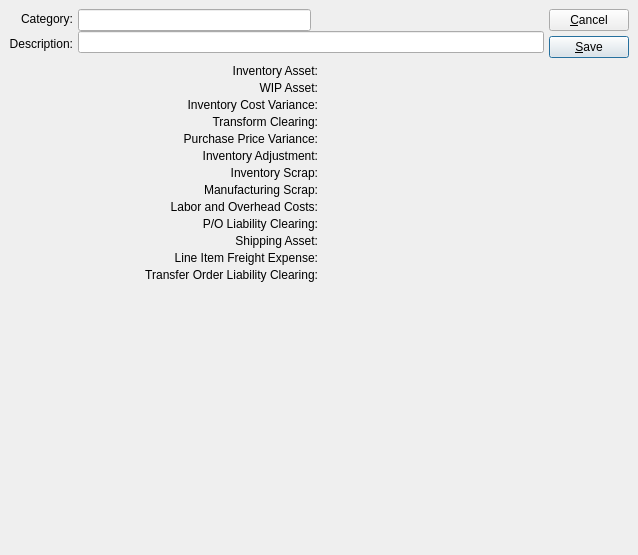
First picture: the form in xtuple/trunk/guiclient/costCategory.ui, repository WooodHead/xtuple, before the edit.
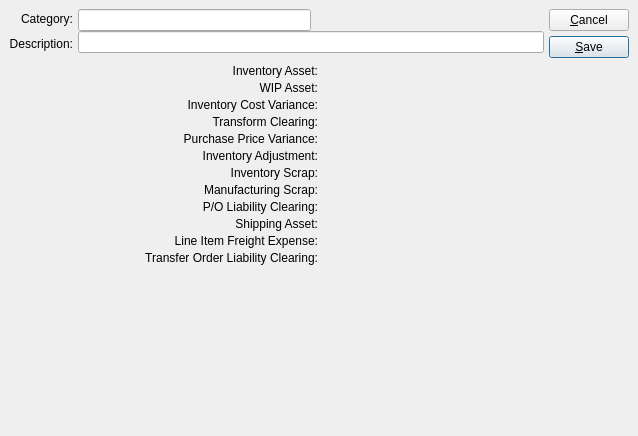
Second picture: the form after the edit. Custom widgets are drawn as their Qt base class.

The edit to the form file:
```diff
--- a/xtuple/trunk/guiclient/costCategory.ui
+++ b/xtuple/trunk/guiclient/costCategory.ui
@@ -8,41 +8,41 @@
 is available at www.xtuple.com/CPAL.  By using this software, you agree
 to be bound by its terms.</comment>
  <class>costCategory</class>
- <widget class="QDialog" name="costCategory" >
-  <property name="geometry" >
+ <widget class="QDialog" name="costCategory">
+  <property name="geometry">
    <rect>
     <x>0</x>
     <y>0</y>
     <width>638</width>
-    <height>555</height>
+    <height>436</height>
    </rect>
   </property>
   <property name="windowTitle" >
    <string>Cost Category</string>
   </property>
-  <layout class="QVBoxLayout" >
-   <property name="margin" >
-    <number>9</number>
-   </property>
-   <property name="spacing" >
+  <layout class="QVBoxLayout">
+   <property name="spacing">
     <number>0</number>
    </property>
+   <property name="margin">
+    <number>9</number>
+   </property>
    <item>
-    <layout class="QVBoxLayout" >
-     <property name="margin" >
-      <number>0</number>
-     </property>
-     <property name="spacing" >
+    <layout class="QVBoxLayout">
+     <property name="spacing">
       <number>6</number>
      </property>
+     <property name="margin">
+      <number>0</number>
+     </property>
      <item>
-      <layout class="QHBoxLayout" >
-       <property name="margin" >
-        <number>0</number>
-       </property>
-       <property name="spacing" >
+      <layout class="QHBoxLayout">
+       <property name="spacing">
         <number>5</number>
        </property>
+       <property name="margin">
+        <number>0</number>
+       </property>
        <item>
         <layout class="QVBoxLayout" >
          <property name="margin" >
@@ -52,21 +52,21 @@
           <number>0</number>
          </property>
          <item>
-          <layout class="QHBoxLayout" >
-           <property name="margin" >
-            <number>0</number>
-           </property>
-           <property name="spacing" >
+          <layout class="QHBoxLayout">
+           <property name="spacing">
             <number>5</number>
            </property>
+           <property name="margin">
+            <number>0</number>
+           </property>
            <item>
-            <layout class="QVBoxLayout" >
-             <property name="margin" >
-              <number>0</number>
-             </property>
-             <property name="spacing" >
+            <layout class="QVBoxLayout">
+             <property name="spacing">
               <number>5</number>
              </property>
+             <property name="margin">
+              <number>0</number>
+             </property>
              <item>
               <widget class="QLabel" name="_categoryLit" >
                <property name="text" >
@@ -160,13 +160,13 @@
           <number>0</number>
          </property>
          <item>
-          <layout class="QVBoxLayout" >
-           <property name="margin" >
-            <number>0</number>
-           </property>
-           <property name="spacing" >
+          <layout class="QVBoxLayout">
+           <property name="spacing">
             <number>5</number>
            </property>
+           <property name="margin">
+            <number>0</number>
+           </property>
            <item>
             <widget class="QPushButton" name="_close" >
              <property name="text" >
@@ -256,8 +256,8 @@
        <item row="4" column="1" >
         <widget class="GLCluster" name="_purchasePrice" />
        </item>
-       <item row="9" column="1" >
-        <widget class="GLCluster" name="_liability" />
+       <item row="8" column="1">
+        <widget class="GLCluster" name="_liability"/>
        </item>
        <item row="6" column="1" >
         <widget class="GLCluster" name="_invScrap" />
@@ -265,9 +265,9 @@
        <item row="7" column="1" >
         <widget class="GLCluster" name="_mfgScrap" />
        </item>
-       <item row="9" column="0" >
-        <widget class="QLabel" name="_poLiabilityClearingLit" >
-         <property name="text" >
+       <item row="8" column="0">
+        <widget class="QLabel" name="_poLiabilityClearingLit">
+         <property name="text">
           <string>P/O Liability Clearing:</string>
          </property>
          <property name="alignment" >
@@ -278,8 +278,8 @@
        <item row="0" column="1" >
         <widget class="GLCluster" name="_asset" />
        </item>
-       <item row="10" column="1" >
-        <widget class="GLCluster" name="_shippingAsset" />
+       <item row="9" column="1">
+        <widget class="GLCluster" name="_shippingAsset"/>
        </item>
        <item row="1" column="0" >
         <widget class="QLabel" name="_wipAssetLit" >
@@ -327,22 +327,12 @@
          </property>
         </widget>
        </item>
-       <item row="11" column="1" >
-        <widget class="GLCluster" name="_freight" />
+       <item row="10" column="1">
+        <widget class="GLCluster" name="_freight"/>
        </item>
-       <item row="8" column="0" >
-        <widget class="QLabel" name="_laborAndOverheadClearingLit" >
-         <property name="text" >
-          <string>Labor and Overhead Costs:</string>
-         </property>
-         <property name="alignment" >
-          <set>Qt::AlignRight|Qt::AlignTrailing|Qt::AlignVCenter</set>
-         </property>
-        </widget>
-       </item>
-       <item row="4" column="0" >
-        <widget class="QLabel" name="_purchasePriceVarianceLit" >
-         <property name="text" >
+       <item row="4" column="0">
+        <widget class="QLabel" name="_purchasePriceVarianceLit">
+         <property name="text">
           <string>Purchase Price Variance:</string>
          </property>
          <property name="alignment" >
@@ -350,9 +340,9 @@
          </property>
         </widget>
        </item>
-       <item row="11" column="0" >
-        <widget class="QLabel" name="_freightLit" >
-         <property name="text" >
+       <item row="10" column="0">
+        <widget class="QLabel" name="_freightLit">
+         <property name="text">
           <string>Line Item Freight Expense:</string>
          </property>
          <property name="alignment" >
@@ -363,9 +353,9 @@
        <item row="2" column="1" >
         <widget class="GLCluster" name="_inventoryCost" />
        </item>
-       <item row="10" column="0" >
-        <widget class="QLabel" name="_shippingAssetLit" >
-         <property name="text" >
+       <item row="9" column="0">
+        <widget class="QLabel" name="_shippingAssetLit">
+         <property name="text">
           <string>Shipping Asset:</string>
          </property>
          <property name="alignment" >
@@ -373,9 +363,9 @@
          </property>
         </widget>
        </item>
-       <item row="12" column="0" >
-        <widget class="QLabel" name="_toLiabilityClearingLit" >
-         <property name="text" >
+       <item row="11" column="0">
+        <widget class="QLabel" name="_toLiabilityClearingLit">
+         <property name="text">
           <string>Transfer Order Liability Clearing:</string>
          </property>
          <property name="alignment" >
@@ -386,8 +376,8 @@
          </property>
         </widget>
        </item>
-       <item row="12" column="1" >
-        <widget class="GLCluster" name="_toLiabilityClearing" />
+       <item row="11" column="1">
+        <widget class="GLCluster" name="_toLiabilityClearing"/>
        </item>
       </layout>
      </item>
@@ -411,7 +401,7 @@
    </item>
   </layout>
  </widget>
- <layoutdefault spacing="5" margin="5" />
+ <layoutdefault spacing="5" margin="5"/>
  <pixmapfunction>qPixmapFromMimeSource</pixmapfunction>
  <customwidgets>
   <customwidget>
```
Left out of the diff: 197 changed lines with no effect on the pictures.
